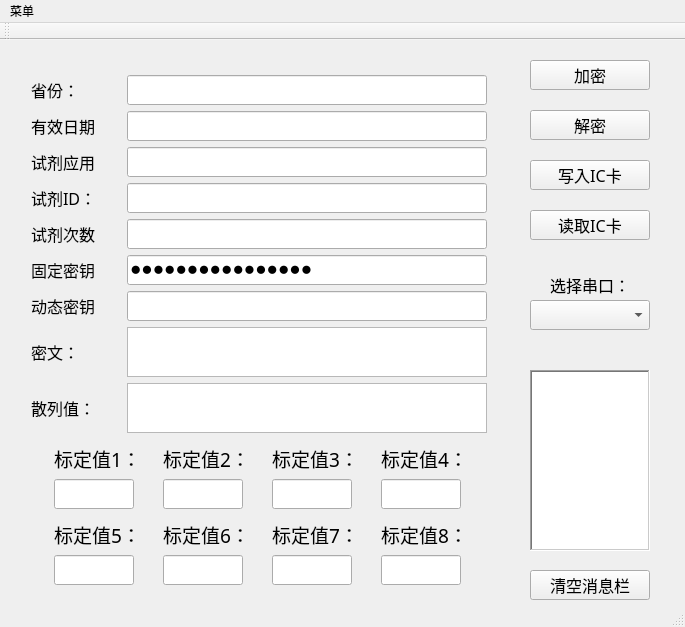
The window that Encryption/Encryption.ui (ZingBug/Encryption) describes before a commit, drawn with Qt 5.
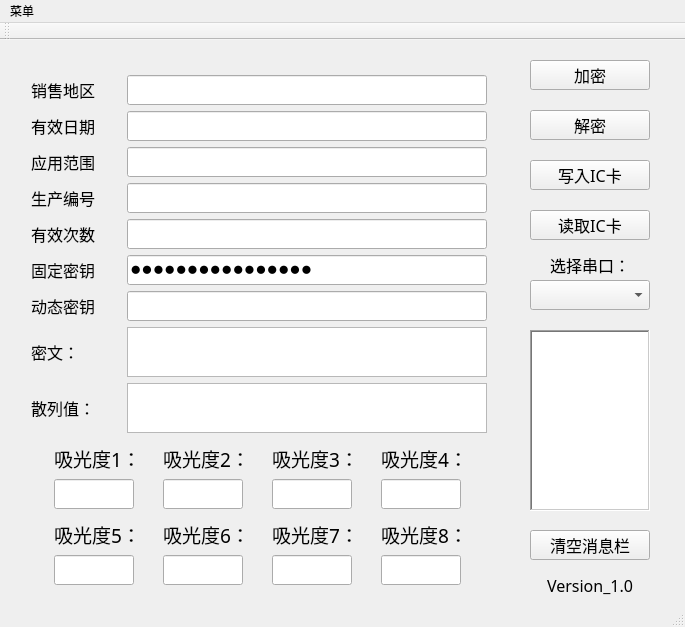
The same window after the commit. Icons and pictures are not drawn. Custom widgets are drawn as their Qt base class.

```diff
--- a/Encryption/Encryption.ui
+++ b/Encryption/Encryption.ui
@@ -123,7 +123,7 @@
             </font>
            </property>
            <property name="text">
-            <string>省份：</string>
+            <string>销售地区：</string>
            </property>
           </widget>
          </item>
@@ -243,7 +243,7 @@
             </font>
            </property>
            <property name="text">
-            <string>试剂应用：</string>
+            <string>应用范围：</string>
            </property>
           </widget>
          </item>
@@ -303,7 +303,7 @@
             </font>
            </property>
            <property name="text">
-            <string>试剂ID：</string>
+            <string>生产编号：</string>
            </property>
           </widget>
          </item>
@@ -361,7 +361,7 @@
             </font>
            </property>
            <property name="text">
-            <string>试剂次数：</string>
+            <string>有效次数：</string>
            </property>
           </widget>
          </item>
@@ -706,7 +706,7 @@
             </font>
            </property>
            <property name="text">
-            <string>标定值1：</string>
+            <string>吸光度1：</string>
            </property>
           </widget>
          </item>
@@ -760,7 +760,7 @@
             </font>
            </property>
            <property name="text">
-            <string>标定值2：</string>
+            <string>吸光度2：</string>
            </property>
           </widget>
          </item>
@@ -808,7 +808,7 @@
             </font>
            </property>
            <property name="text">
-            <string>标定值3：</string>
+            <string>吸光度3：</string>
            </property>
           </widget>
          </item>
@@ -856,7 +856,7 @@
             </font>
            </property>
            <property name="text">
-            <string>标定值4：</string>
+            <string>吸光度4：</string>
            </property>
           </widget>
          </item>
@@ -908,7 +908,7 @@
             </font>
            </property>
            <property name="text">
-            <string>标定值5：</string>
+            <string>吸光度5：</string>
            </property>
           </widget>
          </item>
@@ -956,7 +956,7 @@
             </font>
            </property>
            <property name="text">
-            <string>标定值6：</string>
+            <string>吸光度6：</string>
            </property>
           </widget>
          </item>
@@ -1004,7 +1004,7 @@
             </font>
            </property>
            <property name="text">
-            <string>标定值7：</string>
+            <string>吸光度7：</string>
            </property>
           </widget>
          </item>
@@ -1052,7 +1052,7 @@
             </font>
            </property>
            <property name="text">
-            <string>标定值8：</string>
+            <string>吸光度8：</string>
            </property>
           </widget>
          </item>
@@ -1091,7 +1091,7 @@
     <property name="geometry">
      <rect>
       <x>530</x>
-      <y>330</y>
+      <y>290</y>
       <width>120</width>
       <height>181</height>
      </rect>
@@ -1113,7 +1113,7 @@
     <property name="geometry">
      <rect>
       <x>530</x>
-      <y>230</y>
+      <y>210</y>
       <width>120</width>
       <height>30</height>
      </rect>
@@ -1135,7 +1135,7 @@
     <property name="geometry">
      <rect>
       <x>530</x>
-      <y>260</y>
+      <y>240</y>
       <width>120</width>
       <height>30</height>
      </rect>
@@ -1151,7 +1151,7 @@
     <property name="geometry">
      <rect>
       <x>530</x>
-      <y>530</y>
+      <y>490</y>
       <width>120</width>
       <height>30</height>
      </rect>
@@ -1166,6 +1166,28 @@
      <string>清空消息栏</string>
     </property>
    </widget>
+   <widget class="QLabel" name="label_version">
+    <property name="geometry">
+     <rect>
+      <x>530</x>
+      <y>530</y>
+      <width>120</width>
+      <height>30</height>
+     </rect>
+    </property>
+    <property name="font">
+     <font>
+      <family>微软雅黑</family>
+      <pointsize>12</pointsize>
+     </font>
+    </property>
+    <property name="text">
+     <string>Version_1.0</string>
+    </property>
+    <property name="alignment">
+     <set>Qt::AlignCenter</set>
+    </property>
+   </widget>
   </widget>
   <widget class="QMenuBar" name="menuBar">
    <property name="geometry">
```
